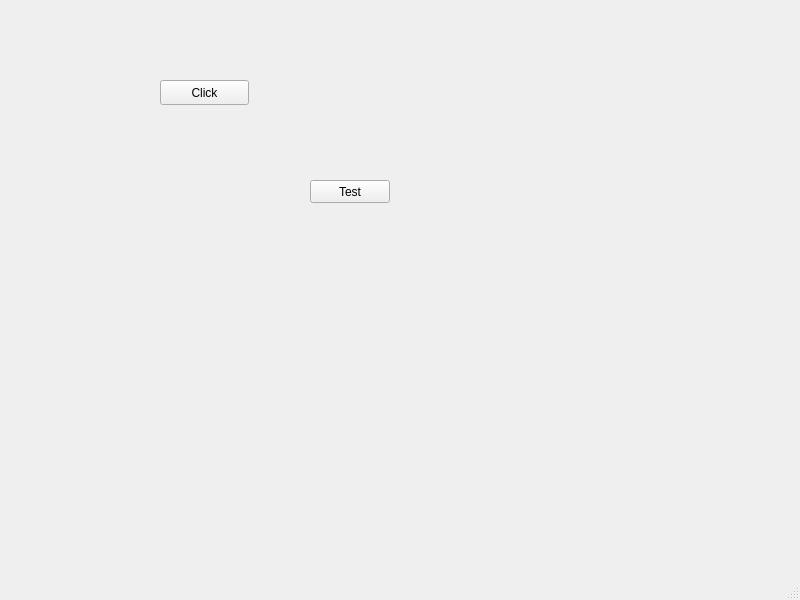
First picture: the form in mainwindow.ui, repository lhf552004/QtCplusplusDemo, before the edit.
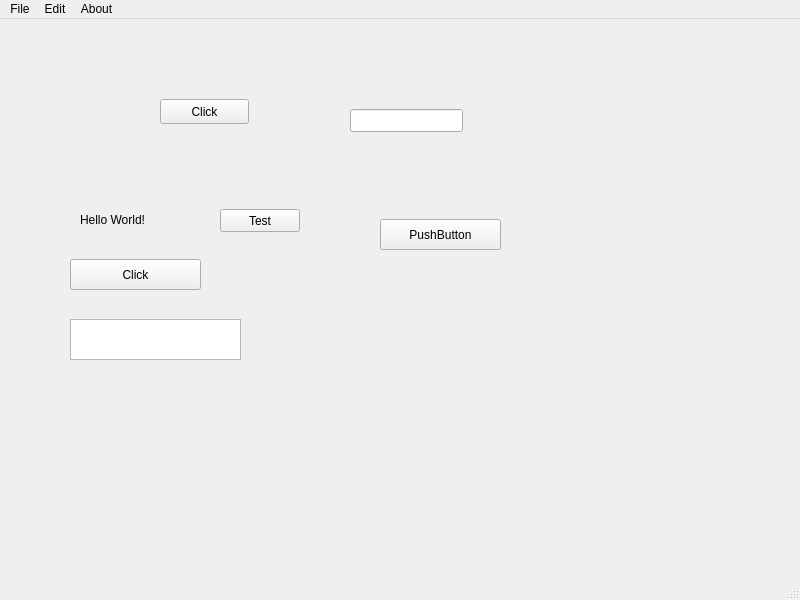
Second picture: the form after the edit.

```diff
--- a/mainwindow.ui
+++ b/mainwindow.ui
@@ -30,8 +30,8 @@
    <widget class="QPushButton" name="secondButton">
     <property name="geometry">
      <rect>
-      <x>310</x>
-      <y>180</y>
+      <x>220</x>
+      <y>190</y>
       <width>80</width>
       <height>23</height>
      </rect>
@@ -40,6 +40,65 @@
      <string>Test</string>
     </property>
    </widget>
+   <widget class="QLabel" name="displayLabel">
+    <property name="geometry">
+     <rect>
+      <x>80</x>
+      <y>180</y>
+      <width>101</width>
+      <height>41</height>
+     </rect>
+    </property>
+    <property name="text">
+     <string>Hello World!</string>
+    </property>
+   </widget>
+   <widget class="QPushButton" name="testButton">
+    <property name="geometry">
+     <rect>
+      <x>70</x>
+      <y>240</y>
+      <width>131</width>
+      <height>31</height>
+     </rect>
+    </property>
+    <property name="text">
+     <string>Click</string>
+    </property>
+   </widget>
+   <widget class="QTextEdit" name="textEdit">
+    <property name="geometry">
+     <rect>
+      <x>70</x>
+      <y>300</y>
+      <width>171</width>
+      <height>41</height>
+     </rect>
+    </property>
+   </widget>
+   <widget class="QLineEdit" name="lineEdit">
+    <property name="geometry">
+     <rect>
+      <x>350</x>
+      <y>90</y>
+      <width>113</width>
+      <height>23</height>
+     </rect>
+    </property>
+   </widget>
+   <widget class="QPushButton" name="watcherButton">
+    <property name="geometry">
+     <rect>
+      <x>380</x>
+      <y>200</y>
+      <width>121</width>
+      <height>31</height>
+     </rect>
+    </property>
+    <property name="text">
+     <string>PushButton</string>
+    </property>
+   </widget>
   </widget>
   <widget class="QMenuBar" name="menubar">
    <property name="geometry">
@@ -50,6 +109,34 @@
      <height>20</height>
     </rect>
    </property>
+   <widget class="QMenu" name="menuFile">
+    <property name="title">
+     <string>File</string>
+    </property>
+    <addaction name="actionOpen"/>
+    <addaction name="actionSave"/>
+    <addaction name="separator"/>
+    <addaction name="actionQuit"/>
+   </widget>
+   <widget class="QMenu" name="menuEdit">
+    <property name="title">
+     <string>Edit</string>
+    </property>
+    <addaction name="actionCopy"/>
+    <addaction name="actionPaste"/>
+    <addaction name="actionUndo"/>
+    <addaction name="actionRedo"/>
+   </widget>
+   <widget class="QMenu" name="menuAbout">
+    <property name="title">
+     <string>About</string>
+    </property>
+    <addaction name="actionAbout"/>
+    <addaction name="actionAbout_Qt"/>
+   </widget>
+   <addaction name="menuFile"/>
+   <addaction name="menuEdit"/>
+   <addaction name="menuAbout"/>
   </widget>
   <widget class="QStatusBar" name="statusbar"/>
  </widget>
```
Left out of the diff: 45 changed lines with no effect on the pictures.
